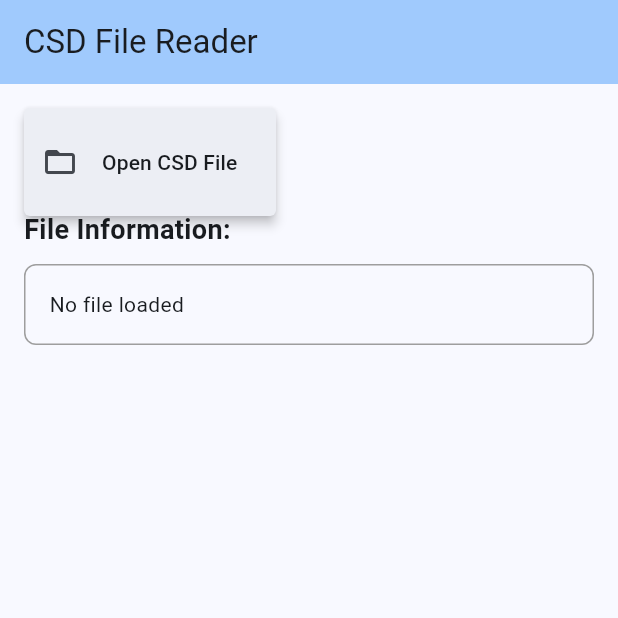
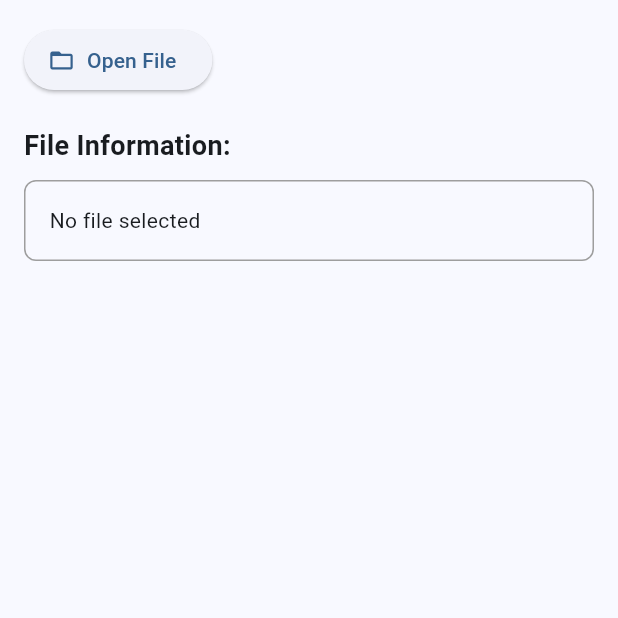
Before and after one commit to afeifly/st_new, a Flutter app: the screen it shows after launch, after a tap on "Open File", on a phone screen of 412 x 824 dp, the top half of it. Run offline on Flutter 3.47's test engine with Material 3 defaults, Android fonts, the phone set to English and light mode, and no system bars; our stand-ins replace file_picker, fl_chart, shared_preferences.

Commit message:
better layout

```diff
--- a/lib/main.dart
+++ b/lib/main.dart
@@ -17,7 +17,7 @@
   @override
   Widget build(BuildContext context) {
     return MaterialApp(
-      title: 'CSD Handler',
+      title: 'CSD Utility',
       theme: ThemeData(
         colorScheme: ColorScheme.fromSeed(seedColor: Colors.blue),
         useMaterial3: true,
@@ -49,6 +49,7 @@
   int _sampleRate = 1;
   List<double> _channelMins = [];
   List<double> _channelMaxs = [];
+  String? _lastDirectory;
 
   // Add this method to format values based on resolution
   String _formatValue(dynamic value, int resolution) {
@@ -75,6 +76,7 @@
       FilePickerResult? result = await FilePicker.platform.pickFiles(
         type: FileType.custom,
         allowedExtensions: ['csd'],
+        initialDirectory: _lastDirectory,
       );
 
       if (result == null) {
@@ -375,16 +377,26 @@
     }
   }
 
+  // Add method to load last directory on init
+  @override
+  void initState() {
+    super.initState();
+    _loadLastDirectory();
+  }
+
+  Future<void> _loadLastDirectory() async {
+    final prefs = await SharedPreferences.getInstance();
+    setState(() {
+      _lastDirectory = prefs.getString('lastDirectory');
+    });
+  }
+
   @override
   Widget build(BuildContext context) {
     final bool hasError = _fileInfo.contains('Error') ||
         _fileInfo.contains('Warning: No valid data');
 
     return Scaffold(
-      appBar: AppBar(
-        backgroundColor: Theme.of(context).colorScheme.inversePrimary,
-        title: const Text('CSD File Reader'),
-      ),
       body: Padding(
         padding: const EdgeInsets.all(16.0),
         child: Column(
@@ -392,40 +404,18 @@
           children: [
             Row(
               children: [
-                PopupMenuButton<String>(
-                  onSelected: (String value) {
-                    if (value == 'open') {
-                      _openAndReadCsdFile();
-                    } else if (value == 'close') {
-                      _closeFile();
-                    }
-                  },
-                  itemBuilder: (BuildContext context) =>
-                      <PopupMenuEntry<String>>[
-                    const PopupMenuItem<String>(
-                      value: 'open',
-                      child: ListTile(
-                        leading: Icon(Icons.folder_open),
-                        title: Text('Open CSD File'),
-                      ),
-                    ),
-                    if (_lastLoadedFilePath != null && !hasError)
-                      const PopupMenuItem<String>(
-                        value: 'close',
-                        child: ListTile(
-                          leading: Icon(Icons.close),
-                          title: Text('Close File'),
-                        ),
-                      ),
-                  ],
-                  child: ElevatedButton.icon(
-                    onPressed: null,
-                    icon: const Icon(Icons.folder_open),
-                    label: const Text('Open File'),
-                  ),
+                ElevatedButton.icon(
+                  onPressed: _lastLoadedFilePath == null
+                      ? _openAndReadCsdFile
+                      : _closeFile,
+                  icon: Icon(_lastLoadedFilePath == null
+                      ? Icons.folder_open
+                      : Icons.close),
+                  label: Text(
+                      _lastLoadedFilePath == null ? 'Open File' : 'Close File'),
                 ),
-                const SizedBox(width: 16),
                 if (_lastLoadedFilePath != null && !hasError) ...[
+                  const SizedBox(width: 16),
                   ElevatedButton.icon(
                     onPressed: () {
                       setState(() {
@@ -436,6 +426,51 @@
                         Icon(_showChart ? Icons.arrow_back : Icons.show_chart),
                     label: Text(_showChart ? 'Back to Info' : 'Show Chart'),
                   ),
+                  if (_showChart) ...[
+                    const SizedBox(width: 16),
+                    SizedBox(
+                      height: 36, // Match other button heights
+                      child: ElevatedButton(
+                        onPressed: null,
+                        style: ElevatedButton.styleFrom(
+                          padding: const EdgeInsets.symmetric(horizontal: 8),
+                          backgroundColor:
+                              Theme.of(context).colorScheme.surface,
+                        ),
+                        child: DropdownButtonHideUnderline(
+                          child: DropdownButton<int>(
+                            value: _selectedChannel,
+                            isDense: true, // Make the dropdown more compact
+                            items: List.generate(
+                              _numChannels,
+                              (index) => DropdownMenuItem(
+                                value: index,
+                                child: Text(
+                                  _channelDescriptions[index],
+                                  style: const TextStyle(
+                                    fontSize: 14,
+                                    color: Colors.black87,
+                                  ),
+                                ),
+                              ),
+                            ),
+                            onChanged: (value) {
+                              if (value != null) {
+                                setState(() {
+                                  _selectedChannel = value;
+                                });
+                                if (_showChart) {
+                                  setState(() {});
+                                }
+                              }
+                            },
+                            icon: const Icon(Icons.arrow_drop_down, size: 20),
+                            elevation: 3,
+                          ),
+                        ),
+                      ),
+                    ),
+                  ],
                 ],
               ],
             ),
@@ -452,6 +487,12 @@
                       sampleRate: _sampleRate,
                       channelMins: _channelMins,
                       channelMaxs: _channelMaxs,
+                      selectedChannel: _selectedChannel,
+                      onChannelChanged: (value) {
+                        setState(() {
+                          _selectedChannel = value;
+                        });
+                      },
                     )
                   : Column(
                       crossAxisAlignment: CrossAxisAlignment.start,
```
Also changed, not shown: lib/graphic_view.dart (+50 -93 lines), 2 other files.
